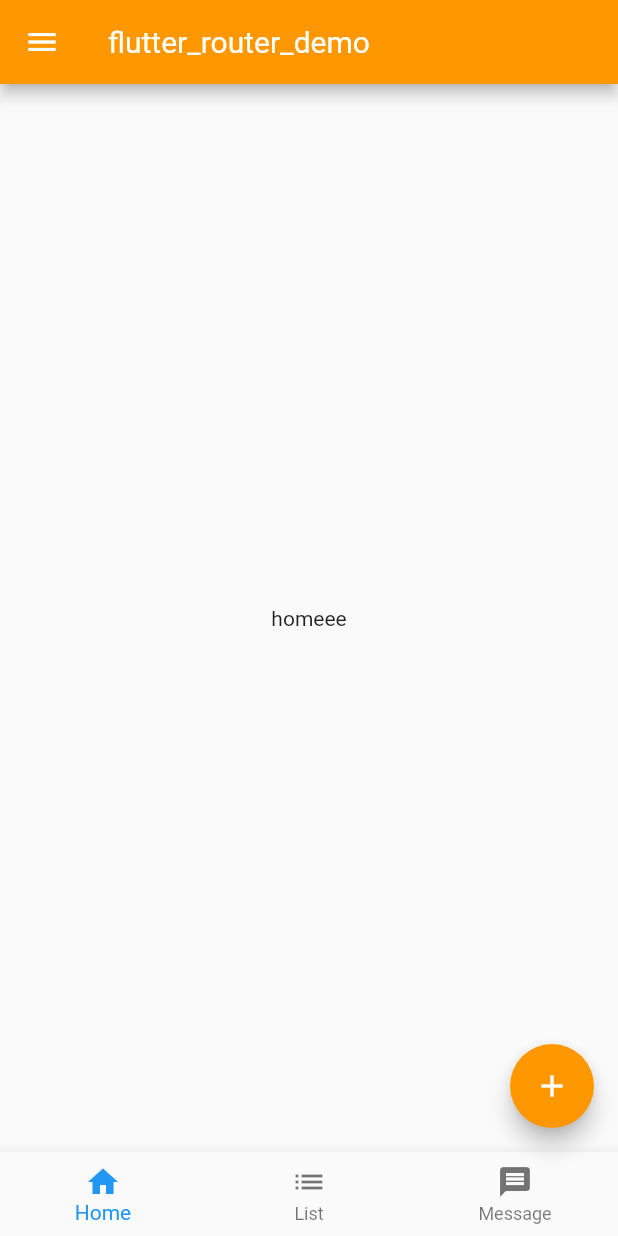
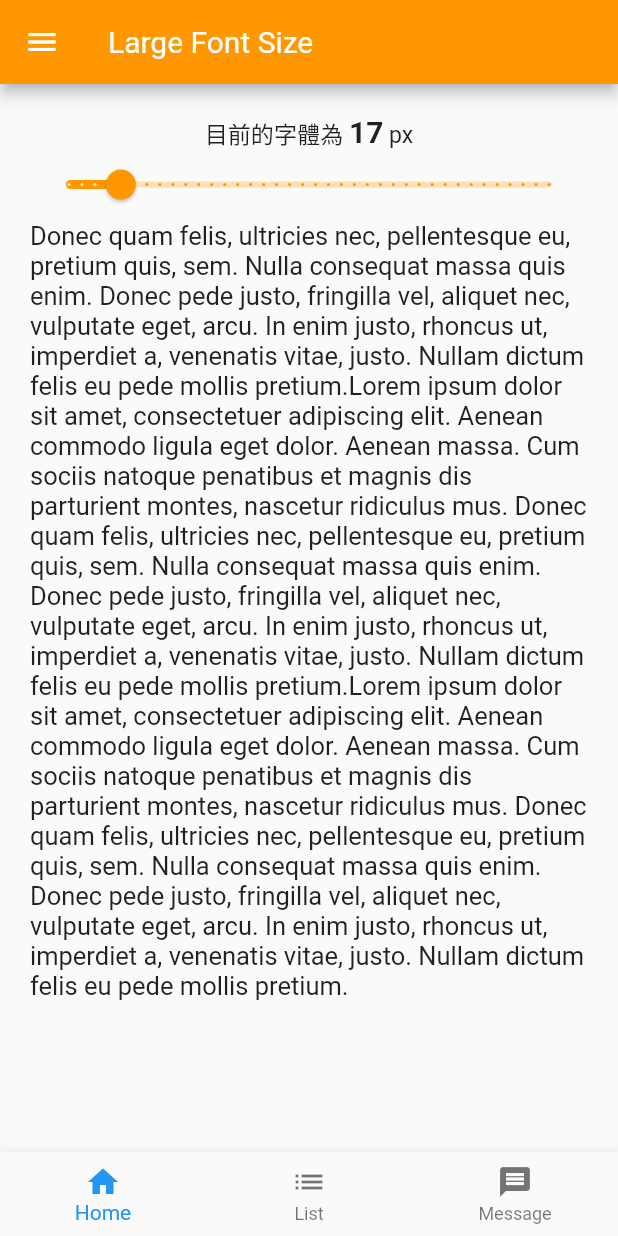
Before and after one commit to JessicaHuang210/flutter-demo, a Flutter app: the screen it shows after launch, on a phone screen of 412 x 824 dp. Run offline on Flutter 3.47's test engine with Material 2 defaults, Android fonts, the phone set to English and light mode, and no system bars; our stand-ins replace sqflite; accounts and stored records are empty.

Commit message:
首頁換字大小

```diff
--- a/lib/app.dart
+++ b/lib/app.dart
@@ -50,18 +50,15 @@ class GlobalLayoutState extends State<GlobalLayout> {
   @override
   Widget build(BuildContext context) {
     return Scaffold(
-      appBar: AppBar(
-        title: Text(widget.title),
-      ),
+      // appBar: AppBar(
+      //   title: Text(widget.title),
+      // ),
       drawer: DrawerItems(),
       body: Screen(current: current),
       bottomNavigationBar: ButtomTabs(
         current: current,
         onChangeTab: onChangeTab,
       ),
-      floatingActionButton:
-          FloatingActionButton(onPressed: null, child: const Icon(Icons.add)),
-      floatingActionButtonLocation: FloatingActionButtonLocation.endFloat,
     );
   }
 }
@@ -86,6 +83,14 @@ class App extends StatelessWidget {
         ),
         floatingActionButtonTheme:
             FloatingActionButtonThemeData(foregroundColor: Colors.white),
+        sliderTheme: SliderThemeData(
+          thumbColor: Colors.orange,
+          inactiveTrackColor: Colors.orange.shade100,
+          inactiveTickMarkColor: Colors.orange,
+          valueIndicatorColor: Colors.orange,
+          activeTickMarkColor: Colors.orange.shade100,
+          activeTrackColor: Colors.orange,
+        ),
       ),
       routes: <String, WidgetBuilder>{
         '/list': (BuildContext context) => TodoList(),
--- a/lib/pages/Home.dart
+++ b/lib/pages/Home.dart
@@ -1,10 +1,67 @@
 import 'package:flutter/material.dart';
+
+class HomeStateful extends StatefulWidget {
+  @override
+  HomeState createState() => HomeState();
+}
+
+class HomeState extends State<HomeStateful> {
+  double sliderNum = 17;
+
+  @override
+  Widget build(BuildContext context) {
+    return Column(
+      children: <Widget>[
+        AppBar(title: Text('Large Font Size')),
+        Expanded(
+          child: SingleChildScrollView(
+            padding: EdgeInsets.all(20),
+            child: Column(
+              children: <Widget>[
+                RichText(
+                  text: TextSpan(
+                    text: '目前的字體為 ',
+                    style: DefaultTextStyle.of(context)
+                        .style
+                        .apply(fontSizeFactor: 1.1),
+                    children: <TextSpan>[
+                      TextSpan(
+                        text: sliderNum.round().toString(),
+                        style: TextStyle(
+                            fontWeight: FontWeight.bold, fontSize: 20),
+                      ),
+                      TextSpan(text: ' px'),
+                    ],
+                  ),
+                ),
+                Slider(
+                  value: sliderNum,
+                  min: 13,
+                  max: 50,
+                  divisions: 37,
+                  label: sliderNum.round().toString(),
+                  onChanged: (double value) {
+                    setState(() {
+                      sliderNum = value;
+                    });
+                  },
+                ),
+                Text(
+                  'Donec quam felis, ultricies nec, pellentesque eu, pretium quis, sem. Nulla consequat massa quis enim. Donec pede justo, fringilla vel, aliquet nec, vulputate eget, arcu. In enim justo, rhoncus ut, imperdiet a, venenatis vitae, justo. Nullam dictum felis eu pede mollis pretium.Lorem ipsum dolor sit amet, consectetuer adipiscing elit. Aenean commodo ligula eget dolor. Aenean massa. Cum sociis natoque penatibus et magnis dis parturient montes, nascetur ridiculus mus. Donec quam felis, ultricies nec, pellentesque eu, pretium quis, sem. Nulla consequat massa quis enim. Donec pede justo, fringilla vel, aliquet nec, vulputate eget, arcu. In enim justo, rhoncus ut, imperdiet a, venenatis vitae, justo. Nullam dictum felis eu pede mollis pretium.Lorem ipsum dolor sit amet, consectetuer adipiscing elit. Aenean commodo ligula eget dolor. Aenean massa. Cum sociis natoque penatibus et magnis dis parturient montes, nascetur ridiculus mus. Donec quam felis, ultricies nec, pellentesque eu, pretium quis, sem. Nulla consequat massa quis enim. Donec pede justo, fringilla vel, aliquet nec, vulputate eget, arcu. In enim justo, rhoncus ut, imperdiet a, venenatis vitae, justo. Nullam dictum felis eu pede mollis pretium.',
+                  style: TextStyle(fontSize: sliderNum),
+                )
+              ],
+            ),
+          ),
+        ),
+      ],
+    );
+  }
+}
 
 class Home extends StatelessWidget {
   @override
   Widget build(BuildContext context) {
-    return Center(
-      child: Text('homeee'),
-    );
+    return HomeStateful();
   }
 }
```
Also changed, not shown: 2 other files.
